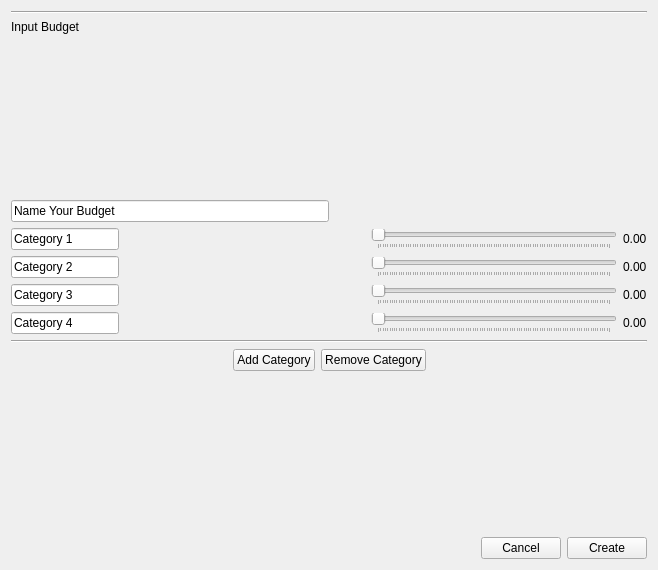
Old version of the form Application/Application/InputBudget.ui in the repository abutlerboudakian/future_wallet.
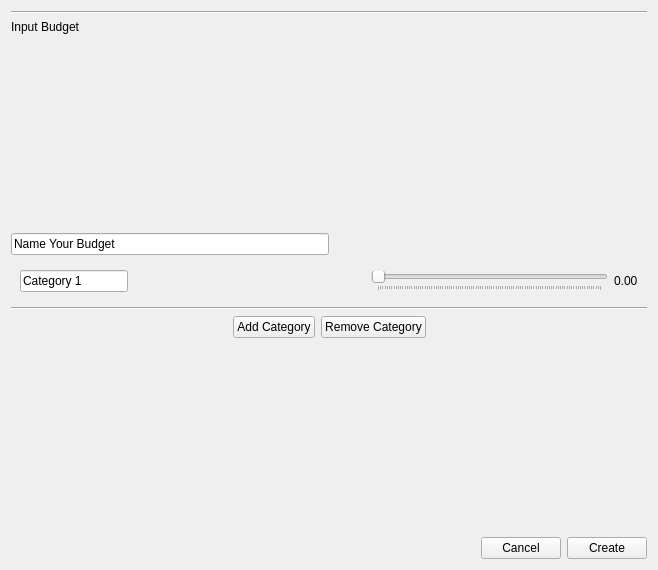
New version of the form.

Commit message: Removed the 3 extra initial categories. Trying to solve bug from connect bind failing on construction of InputBudget

```diff
--- a/Application/Application/InputBudget.ui
+++ b/Application/Application/InputBudget.ui
@@ -72,7 +72,8 @@
        <item>
         <layout class="QVBoxLayout" name="Categories">
          <item>
-          <layout class="QHBoxLayout" name="CategoryLayout0">
+          <widget class="QWidget" name="CategoryLayout0" native="true">
+           <layout class="QHBoxLayout" name="e">
            <item>
             <widget class="QLineEdit" name="Category0">
              <property name="sizePolicy">
@@ -96,7 +97,7 @@
             </widget>
            </item>
            <item>
-            <spacer name="horizontalSpacer_11">
+             <spacer name="CategorySpacer0">
              <property name="orientation">
               <enum>Qt::Horizontal</enum>
              </property>
@@ -132,171 +133,7 @@
             </widget>
            </item>
           </layout>
-         </item>
-         <item>
-          <layout class="QHBoxLayout" name="CategoryLayout1">
-           <item>
-            <widget class="QLineEdit" name="Category1">
-             <property name="sizePolicy">
-              <sizepolicy hsizetype="Fixed" vsizetype="Fixed">
-               <horstretch>0</horstretch>
-               <verstretch>0</verstretch>
-              </sizepolicy>
-             </property>
-             <property name="text">
-              <string>Category 2</string>
-             </property>
-            </widget>
-           </item>
-           <item>
-            <spacer name="horizontalSpacer_4">
-             <property name="orientation">
-              <enum>Qt::Horizontal</enum>
-             </property>
-             <property name="sizeType">
-              <enum>QSizePolicy::Expanding</enum>
-             </property>
-             <property name="sizeHint" stdset="0">
-              <size>
-               <width>40</width>
-               <height>20</height>
-              </size>
-             </property>
-            </spacer>
-           </item>
-           <item>
-            <widget class="QSlider" name="Slider1">
-             <property name="maximum">
-              <number>100</number>
-             </property>
-             <property name="orientation">
-              <enum>Qt::Horizontal</enum>
-             </property>
-             <property name="tickPosition">
-              <enum>QSlider::TicksBelow</enum>
-             </property>
-             <property name="tickInterval">
-              <number>1</number>
-             </property>
-            </widget>
-           </item>
-           <item>
-            <widget class="QLabel" name="ValueSlider1">
-             <property name="text">
-              <string>0.00</string>
-             </property>
-            </widget>
-           </item>
-          </layout>
-         </item>
-         <item>
-          <layout class="QHBoxLayout" name="CategoryLayout2">
-           <item>
-            <widget class="QLineEdit" name="Category2">
-             <property name="sizePolicy">
-              <sizepolicy hsizetype="Fixed" vsizetype="Fixed">
-               <horstretch>0</horstretch>
-               <verstretch>0</verstretch>
-              </sizepolicy>
-             </property>
-             <property name="text">
-              <string>Category 3</string>
-             </property>
-            </widget>
-           </item>
-           <item>
-            <spacer name="horizontalSpacer_6">
-             <property name="orientation">
-              <enum>Qt::Horizontal</enum>
-             </property>
-             <property name="sizeHint" stdset="0">
-              <size>
-               <width>0</width>
-               <height>0</height>
-              </size>
-             </property>
-            </spacer>
-           </item>
-           <item>
-            <widget class="QSlider" name="Slider2">
-             <property name="maximum">
-              <number>100</number>
-             </property>
-             <property name="orientation">
-              <enum>Qt::Horizontal</enum>
-             </property>
-             <property name="tickPosition">
-              <enum>QSlider::TicksBelow</enum>
-             </property>
-             <property name="tickInterval">
-              <number>1</number>
-             </property>
-            </widget>
-           </item>
-           <item>
-            <widget class="QLabel" name="ValueSlider2">
-             <property name="text">
-              <string>0.00</string>
-             </property>
-            </widget>
-           </item>
-          </layout>
-         </item>
-         <item>
-          <layout class="QHBoxLayout" name="CategoryLayout3">
-           <item>
-            <widget class="QLineEdit" name="Category3">
-             <property name="sizePolicy">
-              <sizepolicy hsizetype="Fixed" vsizetype="Fixed">
-               <horstretch>0</horstretch>
-               <verstretch>0</verstretch>
-              </sizepolicy>
-             </property>
-             <property name="inputMask">
-              <string/>
-             </property>
-             <property name="text">
-              <string>Category 4</string>
-             </property>
-            </widget>
-           </item>
-           <item>
-            <spacer name="horizontalSpacer_9">
-             <property name="orientation">
-              <enum>Qt::Horizontal</enum>
-             </property>
-             <property name="sizeHint" stdset="0">
-              <size>
-               <width>40</width>
-               <height>20</height>
-              </size>
-             </property>
-            </spacer>
-           </item>
-           <item>
-            <widget class="QSlider" name="Slider3">
-             <property name="maximum">
-              <number>100</number>
-             </property>
-             <property name="orientation">
-              <enum>Qt::Horizontal</enum>
-             </property>
-             <property name="tickPosition">
-              <enum>QSlider::TicksBelow</enum>
-             </property>
-             <property name="tickInterval">
-              <number>1</number>
-             </property>
-            </widget>
-           </item>
-           <item>
-            <widget class="QLabel" name="ValueSlider3">
-             <property name="text">
-              <string>0.00</string>
-             </property>
-            </widget>
-           </item>
-          </layout>
+          </widget>
          </item>
         </layout>
        </item>
```
Lines whose indentation alone changed are shown as unchanged. The commit also changes 4 other files.
